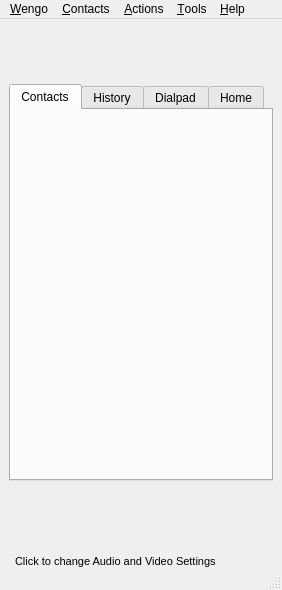
Qt form wengophone/src/presentation/qt/WengoPhoneWindow.ui (tkrotoff/WengoPhone) before a commit.
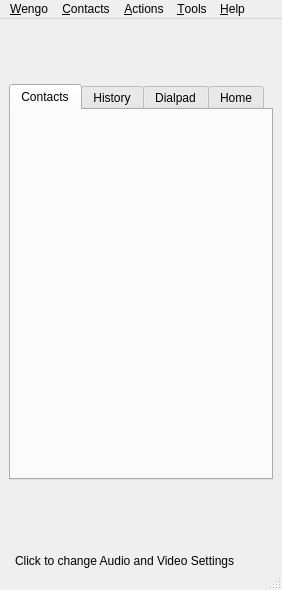
The same form after that commit. Icons and pictures are not drawn.

Commit message: some ui files fixed for MacOS X

Diff of the .ui file:
```diff
--- a/wengophone/src/presentation/qt/WengoPhoneWindow.ui
+++ b/wengophone/src/presentation/qt/WengoPhoneWindow.ui
@@ -334,19 +334,8 @@
     </item>
     <item row="4" column="0" >
      <widget class="QLabel" name="configPanelLabel" >
-      <property name="font" >
-       <font>
-        <family>MS Shell Dlg</family>
-        <pointsize>8</pointsize>
-        <weight>50</weight>
-        <italic>false</italic>
-        <bold>false</bold>
-        <underline>true</underline>
-        <strikeout>false</strikeout>
-       </font>
-      </property>
       <property name="text" >
-       <string>&lt;html>&lt;head>&lt;meta name="qrichtext" content="1" />&lt;/head>&lt;body style=" white-space: pre-wrap; font-family:MS Shell Dlg; font-size:8pt; font-weight:400; font-style:normal; text-decoration: underline;">&lt;p style=" margin-top:0px; margin-bottom:0px; margin-left:0px; margin-right:0px; -qt-block-indent:0; text-indent:0px;">&lt;span style=" text-decoration:none;">Click to change &lt;/span>&lt;span style=" text-decoration:none;">Audio and Video Settings&lt;/span>&lt;/p>&lt;/body>&lt;/html></string>
+       <string>Click to change Audio and Video Settings</string>
       </property>
       <property name="indent" >
        <number>15</number>
```
Left out of the diff: 6 changed lines with no effect on the pictures. The commit also changes 3 other files.
